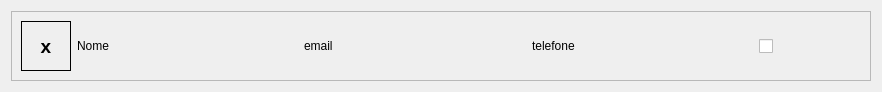
Qt form view/card_contatos.ui (rafatosta/contatos) before a commit.
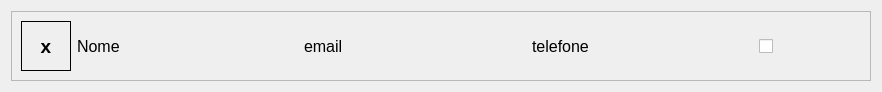
The same form after that commit. Icons and pictures are not drawn.

Diff of the .ui file:
```diff
--- a/view/card_contatos.ui
+++ b/view/card_contatos.ui
@@ -16,6 +16,12 @@
   <layout class="QVBoxLayout" name="verticalLayout">
    <item>
     <widget class="QFrame" name="frame">
+     <property name="cursor">
+      <cursorShape>PointingHandCursor</cursorShape>
+     </property>
+     <property name="styleSheet">
+      <string notr="true">.QFrame::hover {background-color: rgb(255, 255, 255);}</string>
+     </property>
      <property name="frameShape">
       <enum>QFrame::StyledPanel</enum>
      </property>
@@ -58,6 +64,11 @@
        <layout class="QGridLayout" name="gridLayout">
         <item row="0" column="1">
          <widget class="QLabel" name="email">
+          <property name="font">
+           <font>
+            <pointsize>12</pointsize>
+           </font>
+          </property>
           <property name="text">
            <string>email</string>
           </property>
@@ -65,6 +76,11 @@
         </item>
         <item row="0" column="2">
          <widget class="QLabel" name="telefone">
+          <property name="font">
+           <font>
+            <pointsize>12</pointsize>
+           </font>
+          </property>
           <property name="text">
            <string>telefone</string>
           </property>
@@ -116,6 +132,11 @@
         </item>
         <item row="0" column="0">
          <widget class="QLabel" name="nome">
+          <property name="font">
+           <font>
+            <pointsize>12</pointsize>
+           </font>
+          </property>
           <property name="text">
            <string>Nome</string>
           </property>
```
